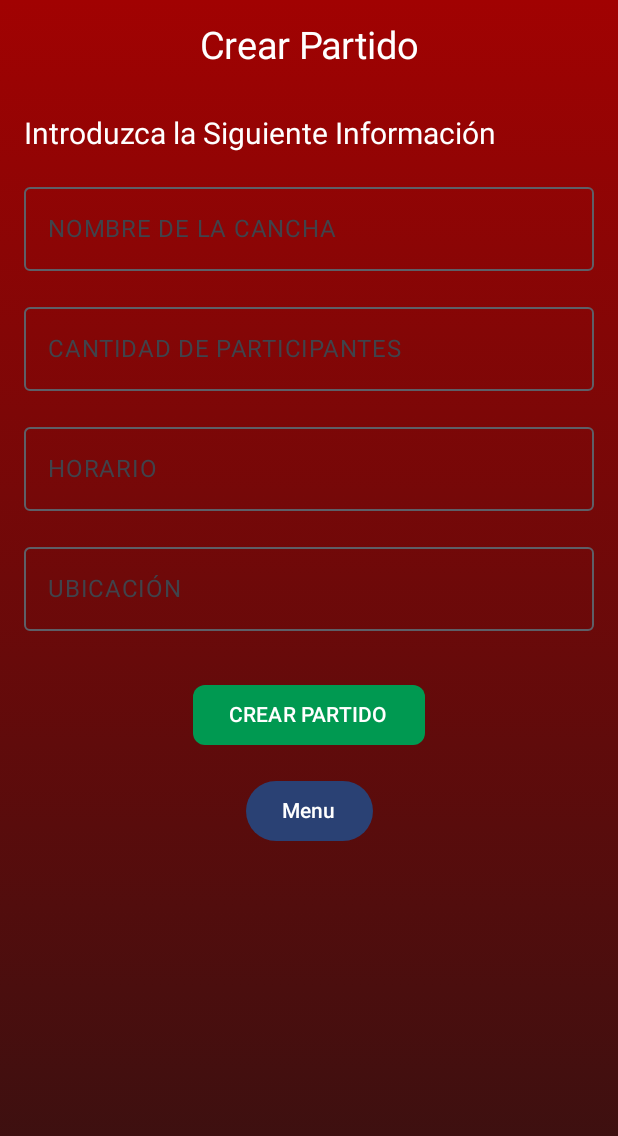
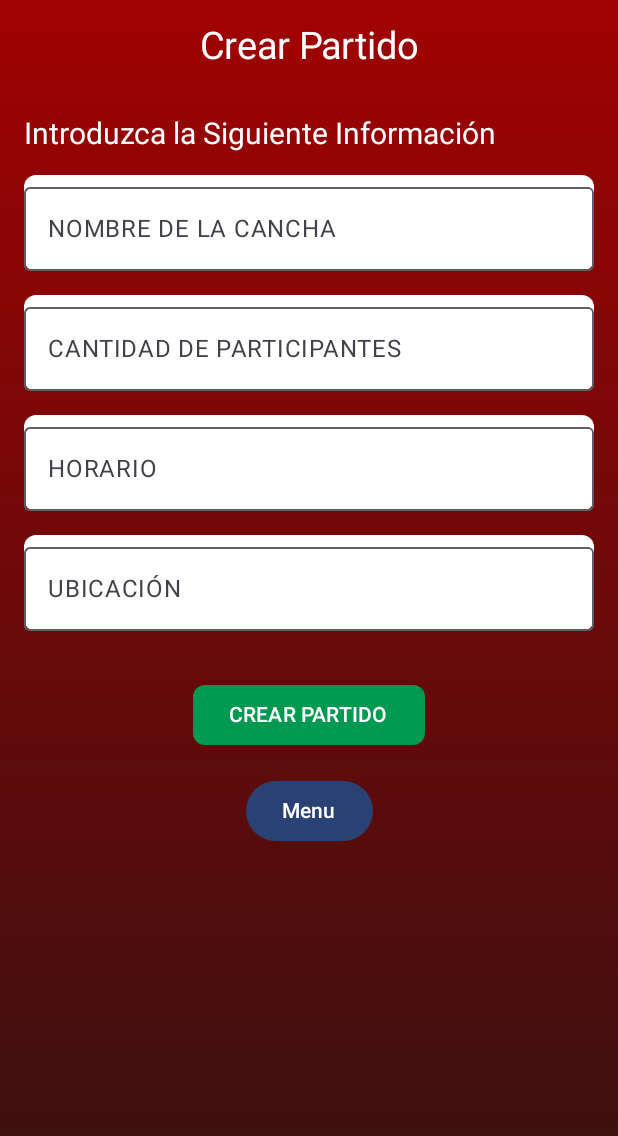
Before and after one commit to PablorellanaM/LaChamusca, an Android app built with Jetpack Compose: the CrearPartidoScreen screen opened through its navigation route, on a phone screen of 412 x 824 dp. Shown: the top 1136 px of the screen. Run offline under Robolectric (Android 15) with nearby library versions, the phone set to English and light mode, and no system bars; pictures from the network do not load.

Commit message:
Cambiando los campos de texto

```diff
--- a/app/src/main/java/com/example/lachamusca/view/CrearPartidoScreen.kt
+++ b/app/src/main/java/com/example/lachamusca/view/CrearPartidoScreen.kt
@@ -48,38 +48,50 @@ fun CrearPartidoScreen(navController: NavController) {
 
             Spacer(modifier = Modifier.height(16.dp))
 
+            // Campo de texto con fondo blanco
             OutlinedTextField(
                 value = canchaName,
                 onValueChange = { canchaName = it },
                 label = { Text("NOMBRE DE LA CANCHA") },
-                modifier = Modifier.fillMaxWidth()
+                modifier = Modifier
+                    .fillMaxWidth()
+                    .background(Color.White, shape = RoundedCornerShape(8.dp))
             )
 
             Spacer(modifier = Modifier.height(16.dp))
 
+            // Campo de texto con fondo blanco
             OutlinedTextField(
                 value = cantidadParticipantes,
                 onValueChange = { cantidadParticipantes = it },
                 label = { Text("CANTIDAD DE PARTICIPANTES") },
-                modifier = Modifier.fillMaxWidth()
+                modifier = Modifier
+                    .fillMaxWidth()
+                    .background(Color.White, shape = RoundedCornerShape(8.dp))
             )
 
             Spacer(modifier = Modifier.height(16.dp))
 
+            // Campo de texto con fondo blanco
             OutlinedTextField(
                 value = horario,
                 onValueChange = { horario = it },
                 label = { Text("HORARIO") },
-                modifier = Modifier.fillMaxWidth()
+                modifier = Modifier
+                    .fillMaxWidth()
+                    .background(Color.White, shape = RoundedCornerShape(8.dp))
             )
 
             Spacer(modifier = Modifier.height(16.dp))
 
+            // Campo de texto con fondo blanco
             OutlinedTextField(
                 value = ubicacion,
                 onValueChange = { ubicacion = it },
                 label = { Text("UBICACIÓN") },
-                modifier = Modifier.fillMaxWidth()
+                modifier = Modifier
+                    .fillMaxWidth()
+                    .background(Color.White, shape = RoundedCornerShape(8.dp))
             )
 
             Spacer(modifier = Modifier.height(32.dp))
```
Also changed, not shown: app/src/main/java/com/example/lachamusca/view/EncontrarPartido.kt (+4 -3 lines), app/src/main/java/com/example/lachamusca/view/MatchListScreen.kt (deleted, +0 -20 lines).
